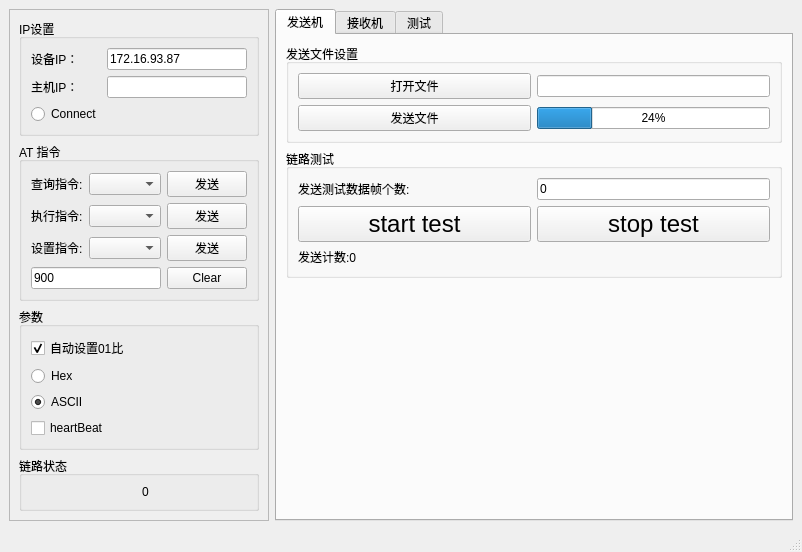
Above: mainwindow.ui from kdurant/laserCom before the change. Below: the same form after it.
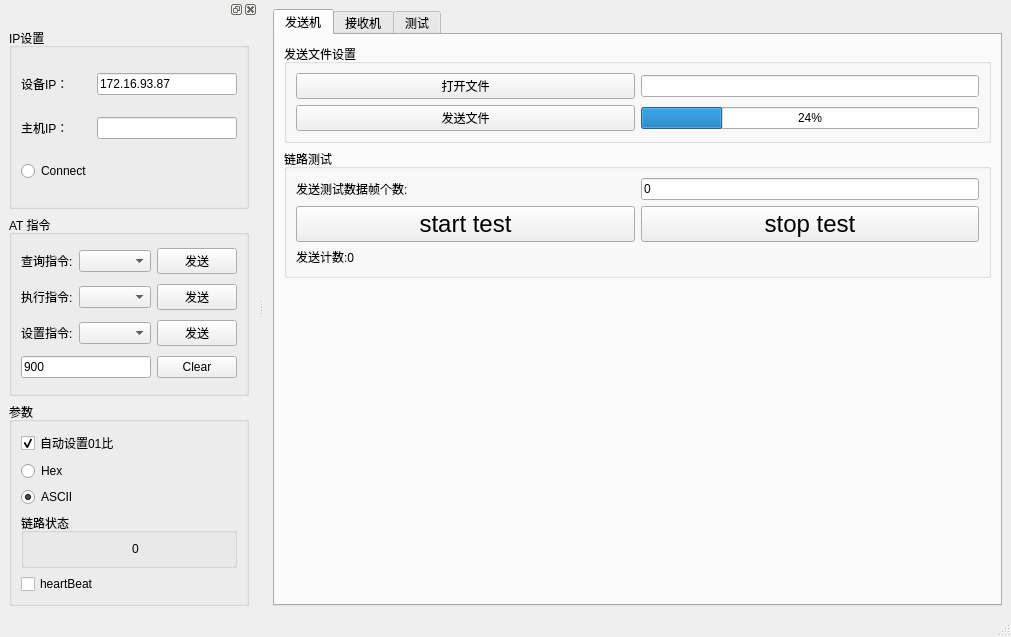
That is the form after the change. Icons and pictures are not drawn.

Commit message: chore(ui): use dockwidget to config parameter

```diff
--- a/mainwindow.ui
+++ b/mainwindow.ui
@@ -6,234 +6,15 @@
    <rect>
     <x>0</x>
     <y>0</y>
-    <width>802</width>
-    <height>529</height>
+    <width>1011</width>
+    <height>637</height>
    </rect>
   </property>
   <property name="windowTitle">
    <string>MainWindow</string>
   </property>
   <widget class="QWidget" name="centralwidget">
-   <layout class="QHBoxLayout" stretch="0,3">
-    <item>
-     <widget class="QFrame" name="frame">
-      <property name="frameShape">
-       <enum>QFrame::StyledPanel</enum>
-      </property>
-      <property name="frameShadow">
-       <enum>QFrame::Raised</enum>
-      </property>
-      <layout class="QVBoxLayout" name="verticalLayout">
-       <item>
-        <widget class="QGroupBox" name="groupBox">
-         <property name="title">
-          <string>IP设置</string>
-         </property>
-         <layout class="QGridLayout" name="gridLayout">
-          <item row="0" column="0">
-           <widget class="QLabel" name="label_5">
-            <property name="text">
-             <string>设备IP：</string>
-            </property>
-           </widget>
-          </item>
-          <item row="0" column="1" colspan="2">
-           <widget class="QLineEdit" name="lineEdit_deviceIP">
-            <property name="text">
-             <string>172.16.93.87</string>
-            </property>
-           </widget>
-          </item>
-          <item row="1" column="0">
-           <widget class="QLabel" name="label_6">
-            <property name="text">
-             <string>主机IP：</string>
-            </property>
-           </widget>
-          </item>
-          <item row="1" column="1" colspan="2">
-           <widget class="QLineEdit" name="lineEdit_pcIP">
-            <property name="readOnly">
-             <bool>true</bool>
-            </property>
-           </widget>
-          </item>
-          <item row="2" column="0" colspan="3">
-           <widget class="QRadioButton" name="rbt_connect">
-            <property name="text">
-             <string>Connect</string>
-            </property>
-           </widget>
-          </item>
-         </layout>
-        </widget>
-       </item>
-       <item>
-        <widget class="QGroupBox" name="groupBox_2">
-         <property name="title">
-          <string>AT 指令</string>
-         </property>
-         <layout class="QGridLayout" name="gridLayout_3">
-          <item row="1" column="0">
-           <widget class="QLabel" name="label_2">
-            <property name="text">
-             <string>执行指令:</string>
-            </property>
-           </widget>
-          </item>
-          <item row="2" column="0">
-           <widget class="QLabel" name="label_3">
-            <property name="text">
-             <string>设置指令:</string>
-            </property>
-           </widget>
-          </item>
-          <item row="2" column="3">
-           <widget class="QPushButton" name="btn_setupSend">
-            <property name="text">
-             <string>发送</string>
-            </property>
-           </widget>
-          </item>
-          <item row="0" column="0">
-           <widget class="QLabel" name="label">
-            <property name="text">
-             <string>查询指令:</string>
-            </property>
-           </widget>
-          </item>
-          <item row="2" column="1" colspan="2">
-           <widget class="QComboBox" name="comboBox_setup"/>
-          </item>
-          <item row="1" column="3">
-           <widget class="QPushButton" name="btn_exeSend">
-            <property name="text">
-             <string>发送</string>
-            </property>
-           </widget>
-          </item>
-          <item row="1" column="1" colspan="2">
-           <widget class="QComboBox" name="comboBox_exe"/>
-          </item>
-          <item row="0" column="1" colspan="2">
-           <widget class="QComboBox" name="comboBox_query">
-            <property name="toolTip">
-             <string>shishi</string>
-            </property>
-           </widget>
-          </item>
-          <item row="0" column="3">
-           <widget class="QPushButton" name="btn_querySend">
-            <property name="text">
-             <string>发送</string>
-            </property>
-           </widget>
-          </item>
-          <item row="4" column="0" colspan="3">
-           <widget class="QLineEdit" name="lineEdit_setup">
-            <property name="toolTip">
-             <string/>
-            </property>
-            <property name="statusTip">
-             <string/>
-            </property>
-            <property name="text">
-             <string>900</string>
-            </property>
-            <property name="placeholderText">
-             <string/>
-            </property>
-           </widget>
-          </item>
-          <item row="4" column="3">
-           <widget class="QPushButton" name="btn_clearRecv">
-            <property name="toolTip">
-             <string>清空接收数据窗口以及接收计数值</string>
-            </property>
-            <property name="text">
-             <string>Clear</string>
-            </property>
-           </widget>
-          </item>
-         </layout>
-        </widget>
-       </item>
-       <item>
-        <widget class="QGroupBox" name="groupBox_5">
-         <property name="title">
-          <string>参数</string>
-         </property>
-         <layout class="QVBoxLayout" name="verticalLayout_4">
-          <item>
-           <widget class="QCheckBox" name="checkBox_autoSet01">
-            <property name="text">
-             <string>自动设置01比</string>
-            </property>
-            <property name="checked">
-             <bool>true</bool>
-            </property>
-           </widget>
-          </item>
-          <item>
-           <widget class="QRadioButton" name="rbtn_ATShowHex">
-            <property name="text">
-             <string>Hex</string>
-            </property>
-           </widget>
-          </item>
-          <item>
-           <widget class="QRadioButton" name="rbtn_ATShowAscii">
-            <property name="text">
-             <string>ASCII</string>
-            </property>
-            <property name="checked">
-             <bool>true</bool>
-            </property>
-           </widget>
-          </item>
-          <item>
-           <widget class="QCheckBox" name="checkBox_heartBeat">
-            <property name="text">
-             <string>heartBeat</string>
-            </property>
-           </widget>
-          </item>
-         </layout>
-        </widget>
-       </item>
-       <item>
-        <widget class="QGroupBox" name="groupBox_6">
-         <property name="title">
-          <string>链路状态</string>
-         </property>
-         <layout class="QHBoxLayout" name="horizontalLayout">
-          <item>
-           <widget class="QLabel" name="label_statusLight">
-            <property name="toolTip">
-             <string>灰色：无法通信
-绿色：闪烁，心跳包正常</string>
-            </property>
-            <property name="text">
-             <string/>
-            </property>
-            <property name="pixmap">
-             <pixmap resource="res/res.qrc">:/qss/light_gray.png</pixmap>
-            </property>
-           </widget>
-          </item>
-          <item>
-           <widget class="QLabel" name="label_heartBeatCnt">
-            <property name="text">
-             <string>0</string>
-            </property>
-           </widget>
-          </item>
-         </layout>
-        </widget>
-       </item>
-      </layout>
-     </widget>
-    </item>
+   <layout class="QHBoxLayout" stretch="3">
     <item>
      <widget class="QTabWidget" name="tabWidget">
       <property name="currentIndex">
@@ -484,6 +265,222 @@
    </property>
   </widget>
   <widget class="QStatusBar" name="statusbar"/>
+  <widget class="QDockWidget" name="dockWidget">
+   <attribute name="dockWidgetArea">
+    <number>1</number>
+   </attribute>
+   <widget class="QWidget" name="dockWidgetContents">
+    <layout class="QVBoxLayout" name="verticalLayout_5">
+     <item>
+      <widget class="QGroupBox" name="groupBox">
+       <property name="title">
+        <string>IP设置</string>
+       </property>
+       <layout class="QGridLayout" name="gridLayout">
+        <item row="0" column="0">
+         <widget class="QLabel" name="label_5">
+          <property name="text">
+           <string>设备IP：</string>
+          </property>
+         </widget>
+        </item>
+        <item row="0" column="1" colspan="2">
+         <widget class="QLineEdit" name="lineEdit_deviceIP">
+          <property name="text">
+           <string>172.16.93.87</string>
+          </property>
+         </widget>
+        </item>
+        <item row="1" column="0">
+         <widget class="QLabel" name="label_6">
+          <property name="text">
+           <string>主机IP：</string>
+          </property>
+         </widget>
+        </item>
+        <item row="1" column="1" colspan="2">
+         <widget class="QLineEdit" name="lineEdit_pcIP">
+          <property name="readOnly">
+           <bool>true</bool>
+          </property>
+         </widget>
+        </item>
+        <item row="2" column="0" colspan="3">
+         <widget class="QRadioButton" name="rbt_connect">
+          <property name="text">
+           <string>Connect</string>
+          </property>
+         </widget>
+        </item>
+       </layout>
+      </widget>
+     </item>
+     <item>
+      <widget class="QGroupBox" name="groupBox_2">
+       <property name="title">
+        <string>AT 指令</string>
+       </property>
+       <layout class="QGridLayout" name="gridLayout_3">
+        <item row="1" column="0">
+         <widget class="QLabel" name="label_2">
+          <property name="text">
+           <string>执行指令:</string>
+          </property>
+         </widget>
+        </item>
+        <item row="2" column="0">
+         <widget class="QLabel" name="label_3">
+          <property name="text">
+           <string>设置指令:</string>
+          </property>
+         </widget>
+        </item>
+        <item row="2" column="3">
+         <widget class="QPushButton" name="btn_setupSend">
+          <property name="text">
+           <string>发送</string>
+          </property>
+         </widget>
+        </item>
+        <item row="0" column="0">
+         <widget class="QLabel" name="label">
+          <property name="text">
+           <string>查询指令:</string>
+          </property>
+         </widget>
+        </item>
+        <item row="2" column="1" colspan="2">
+         <widget class="QComboBox" name="comboBox_setup"/>
+        </item>
+        <item row="1" column="3">
+         <widget class="QPushButton" name="btn_exeSend">
+          <property name="text">
+           <string>发送</string>
+          </property>
+         </widget>
+        </item>
+        <item row="1" column="1" colspan="2">
+         <widget class="QComboBox" name="comboBox_exe"/>
+        </item>
+        <item row="0" column="1" colspan="2">
+         <widget class="QComboBox" name="comboBox_query">
+          <property name="toolTip">
+           <string>shishi</string>
+          </property>
+         </widget>
+        </item>
+        <item row="0" column="3">
+         <widget class="QPushButton" name="btn_querySend">
+          <property name="text">
+           <string>发送</string>
+          </property>
+         </widget>
+        </item>
+        <item row="4" column="0" colspan="3">
+         <widget class="QLineEdit" name="lineEdit_setup">
+          <property name="toolTip">
+           <string/>
+          </property>
+          <property name="statusTip">
+           <string/>
+          </property>
+          <property name="text">
+           <string>900</string>
+          </property>
+          <property name="placeholderText">
+           <string/>
+          </property>
+         </widget>
+        </item>
+        <item row="4" column="3">
+         <widget class="QPushButton" name="btn_clearRecv">
+          <property name="toolTip">
+           <string>清空接收数据窗口以及接收计数值</string>
+          </property>
+          <property name="text">
+           <string>Clear</string>
+          </property>
+         </widget>
+        </item>
+       </layout>
+      </widget>
+     </item>
+     <item>
+      <widget class="QGroupBox" name="groupBox_5">
+       <property name="title">
+        <string>参数</string>
+       </property>
+       <layout class="QVBoxLayout" name="verticalLayout_4">
+        <item>
+         <widget class="QCheckBox" name="checkBox_autoSet01">
+          <property name="text">
+           <string>自动设置01比</string>
+          </property>
+          <property name="checked">
+           <bool>true</bool>
+          </property>
+         </widget>
+        </item>
+        <item>
+         <widget class="QRadioButton" name="rbtn_ATShowHex">
+          <property name="text">
+           <string>Hex</string>
+          </property>
+         </widget>
+        </item>
+        <item>
+         <widget class="QRadioButton" name="rbtn_ATShowAscii">
+          <property name="text">
+           <string>ASCII</string>
+          </property>
+          <property name="checked">
+           <bool>true</bool>
+          </property>
+         </widget>
+        </item>
+        <item>
+         <widget class="QGroupBox" name="groupBox_6">
+          <property name="title">
+           <string>链路状态</string>
+          </property>
+          <layout class="QHBoxLayout" name="horizontalLayout">
+           <item>
+            <widget class="QLabel" name="label_statusLight">
+             <property name="toolTip">
+              <string>灰色：无法通信
+绿色：闪烁，心跳包正常</string>
+             </property>
+             <property name="text">
+              <string/>
+             </property>
+             <property name="pixmap">
+              <pixmap resource="res/res.qrc">:/qss/light_gray.png</pixmap>
+             </property>
+            </widget>
+           </item>
+           <item>
+            <widget class="QLabel" name="label_heartBeatCnt">
+             <property name="text">
+              <string>0</string>
+             </property>
+            </widget>
+           </item>
+          </layout>
+         </widget>
+        </item>
+        <item>
+         <widget class="QCheckBox" name="checkBox_heartBeat">
+          <property name="text">
+           <string>heartBeat</string>
+          </property>
+         </widget>
+        </item>
+       </layout>
+      </widget>
+     </item>
+    </layout>
+   </widget>
+  </widget>
  </widget>
  <resources>
   <include location="res/res.qrc"/>
```
Left out of the diff: 2 changed lines with no effect on the pictures.
